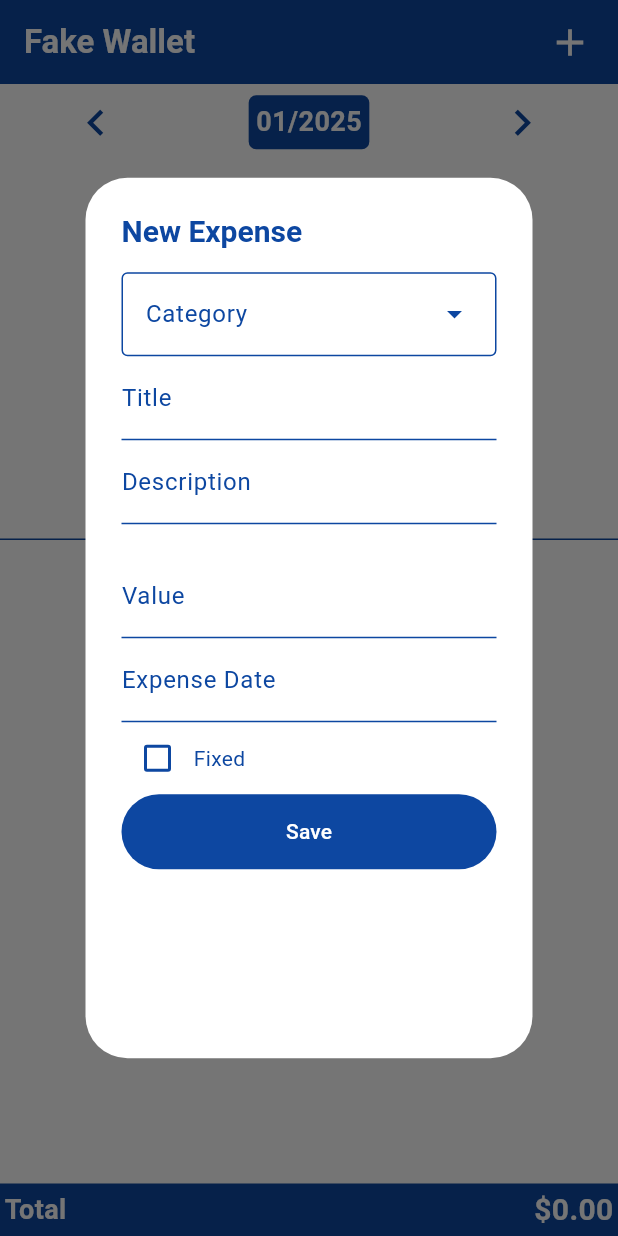
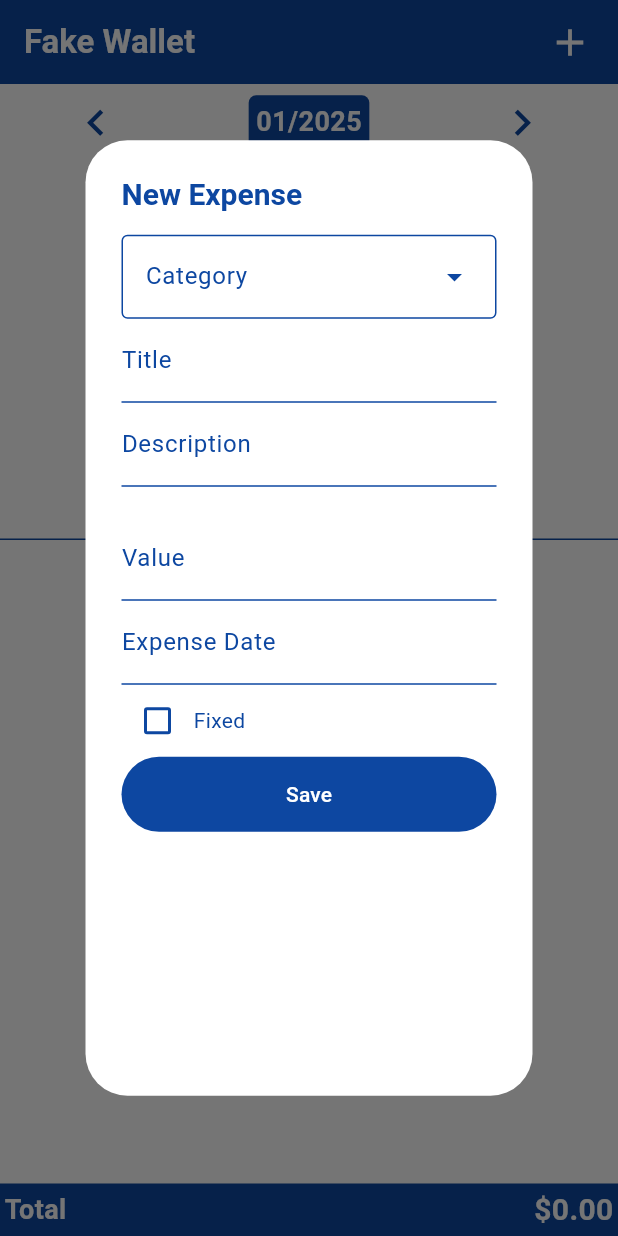
Before and after one commit to vinilima2/fake_wallet, a Flutter app: the screen it shows after launch, after a tap on the "add" icon, on a phone screen of 412 x 824 dp. Run offline on Flutter 3.47's test engine with Material 3 defaults, Android fonts, the phone set to English and light mode, and no system bars; drawn by our look-alikes of loader_overlay; our stand-ins replace drift, drift_flutter, fl_chart, permission_handler, share_plus; missing offline and left inert: excel; accounts and stored records are empty; generated files the repository leaves out were written again.

Commit message:
feat: Recalculating chart when delete an expense, changing the expense form size.

```diff
--- a/lib/widgets/expense_form.dart
+++ b/lib/widgets/expense_form.dart
@@ -27,7 +27,7 @@ class _ExpenseFormState extends State<ExpenseForm> {
       child: SingleChildScrollView(
         child: SizedBox(
           width: 250,
-          height: 500,
+          height: 550,
           // color: Colors.white,
           child: Column(
             children: [
```
Also changed, not shown: lib/screens/home.dart (+8 -5 lines).
